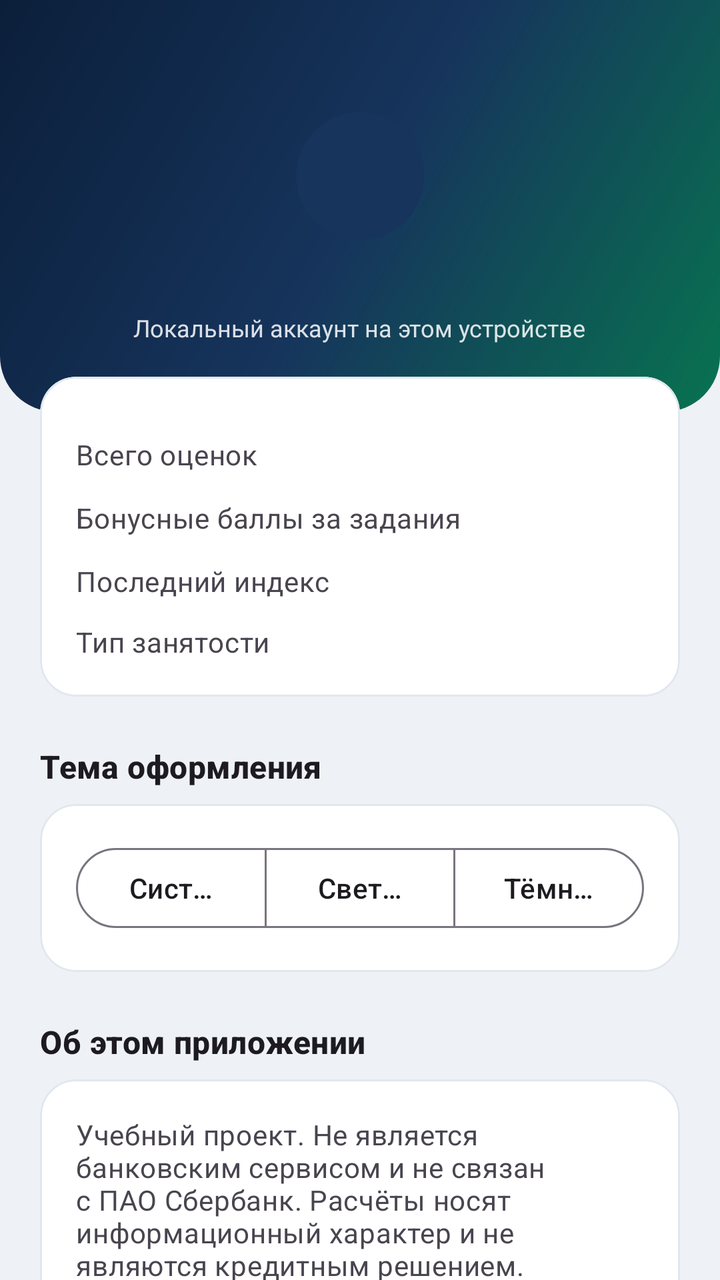
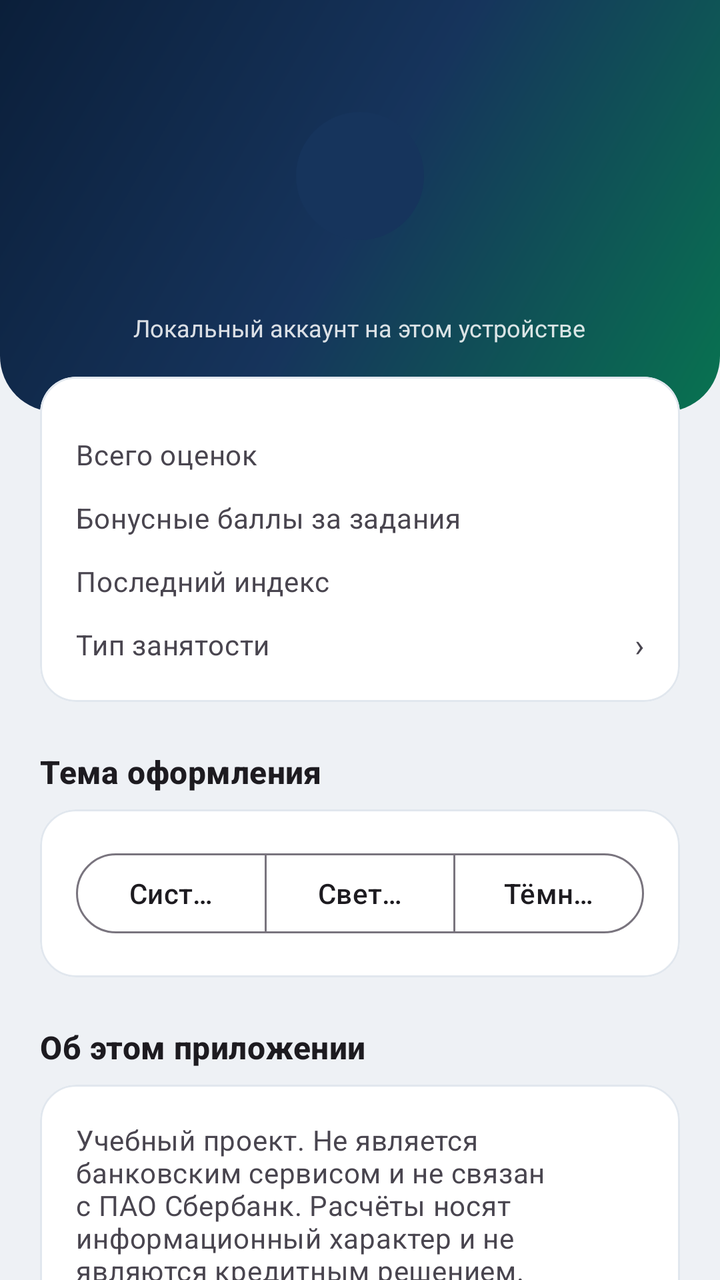

Two renders of the same Android screen: before a commit and after it. Below are the layout's source before the change and the commit's diff.
<!-- AndroidManifest.xml: application theme Theme.CreditWise -->
<!-- res/layout/fragment_profile.xml -->
<?xml version="1.0" encoding="utf-8"?>
<androidx.core.widget.NestedScrollView xmlns:android="http://schemas.android.com/apk/res/android"
    xmlns:app="http://schemas.android.com/apk/res-auto"
    android:layout_width="match_parent"
    android:layout_height="match_parent"
    android:fillViewport="true">

    <LinearLayout
        android:layout_width="match_parent"
        android:layout_height="wrap_content"
        android:orientation="vertical"
        android:paddingBottom="28dp">

        <LinearLayout
            android:layout_width="match_parent"
            android:layout_height="wrap_content"
            android:background="@drawable/bg_gradient_header"
            android:gravity="center_horizontal"
            android:orientation="vertical"
            android:paddingTop="56dp"
            android:paddingBottom="34dp">

            <TextView
                android:id="@+id/tvAvatar"
                android:layout_width="64dp"
                android:layout_height="64dp"
                android:background="@drawable/bg_score_badge"
                android:gravity="center"
                android:textColor="@color/white"
                android:textSize="22sp"
                android:textStyle="bold" />

            <TextView
                android:id="@+id/tvEmail"
                android:layout_width="wrap_content"
                android:layout_height="wrap_content"
                android:layout_marginTop="12dp"
                android:textColor="@color/white"
                android:textSize="16sp"
                android:textStyle="bold" />

            <TextView
                android:layout_width="wrap_content"
                android:layout_height="wrap_content"
                android:layout_marginTop="2dp"
                android:alpha="0.85"
                android:text="@string/profile_local_account"
                android:textColor="@color/white"
                android:textSize="12sp" />
        </LinearLayout>

        <com.google.android.material.card.MaterialCardView
            android:layout_width="match_parent"
            android:layout_height="wrap_content"
            android:layout_marginHorizontal="@dimen/screen_margin"
            android:layout_marginTop="-18dp">

            <LinearLayout
                android:layout_width="match_parent"
                android:layout_height="wrap_content"
                android:orientation="vertical">

                <LinearLayout style="@style/Widget.CreditWise.MetricRow" android:orientation="horizontal">
                    <TextView style="@style/Widget.CreditWise.MetricLabel" android:text="@string/profile_cases_count" />
                    <TextView android:id="@+id/tvCasesCount" style="@style/Widget.CreditWise.MetricValue" />
                </LinearLayout>

                <LinearLayout style="@style/Widget.CreditWise.MetricRow" android:orientation="horizontal">
                    <TextView style="@style/Widget.CreditWise.MetricLabel" android:text="@string/profile_bonus_points" />
                    <TextView android:id="@+id/tvBonusPoints" style="@style/Widget.CreditWise.MetricValue" />
                </LinearLayout>

                <LinearLayout style="@style/Widget.CreditWise.MetricRow" android:orientation="horizontal">
                    <TextView style="@style/Widget.CreditWise.MetricLabel" android:text="@string/profile_last_index" />
                    <TextView android:id="@+id/tvLastIndex" style="@style/Widget.CreditWise.MetricValue" />
                </LinearLayout>

                <LinearLayout style="@style/Widget.CreditWise.MetricRow" android:orientation="horizontal">
                    <TextView style="@style/Widget.CreditWise.MetricLabel" android:text="@string/profile_employment" />
                    <TextView
                        android:id="@+id/tvEmployment"
                        android:layout_width="wrap_content"
                        android:layout_height="wrap_content"
                        android:textAppearance="?attr/textAppearanceBodyMedium"
                        android:textStyle="bold" />
                </LinearLayout>
            </LinearLayout>
        </com.google.android.material.card.MaterialCardView>

        <TextView style="@style/Widget.CreditWise.SectionTitle" android:text="@string/profile_theme_title" />

        <com.google.android.material.card.MaterialCardView
            android:layout_width="match_parent"
            android:layout_height="wrap_content"
            android:layout_marginHorizontal="@dimen/screen_margin">

            <com.google.android.material.button.MaterialButtonToggleGroup
                android:id="@+id/themeToggle"
                android:layout_width="match_parent"
                android:layout_height="wrap_content"
                app:selectionRequired="true"
                app:singleSelection="true">

                <com.google.android.material.button.MaterialButton
                    android:id="@+id/btnThemeSystem"
                    style="@style/Widget.Material3.Button.OutlinedButton"
                    android:layout_width="0dp"
                    android:layout_height="wrap_content"
                    android:layout_weight="1"
                    android:checkable="true"
                    android:text="@string/profile_theme_system" />

                <com.google.android.material.button.MaterialButton
                    android:id="@+id/btnThemeLight"
                    style="@style/Widget.Material3.Button.OutlinedButton"
                    android:layout_width="0dp"
                    android:layout_height="wrap_content"
                    android:layout_weight="1"
                    android:checkable="true"
                    android:text="@string/profile_theme_light" />

                <com.google.android.material.button.MaterialButton
                    android:id="@+id/btnThemeDark"
                    style="@style/Widget.Material3.Button.OutlinedButton"
                    android:layout_width="0dp"
                    android:layout_height="wrap_content"
                    android:layout_weight="1"
                    android:checkable="true"
                    android:text="@string/profile_theme_dark" />
            </com.google.android.material.button.MaterialButtonToggleGroup>
        </com.google.android.material.card.MaterialCardView>

        <TextView style="@style/Widget.CreditWise.SectionTitle" android:text="@string/profile_about_title" />

        <com.google.android.material.card.MaterialCardView
            android:layout_width="match_parent"
            android:layout_height="wrap_content"
            android:layout_marginHorizontal="@dimen/screen_margin">

            <TextView
                android:layout_width="match_parent"
                android:layout_height="wrap_content"
                android:text="@string/welcome_disclaimer"
                android:textAppearance="?attr/textAppearanceBodyMedium"
                android:textColor="?android:attr/textColorSecondary" />
        </com.google.android.material.card.MaterialCardView>

        <com.google.android.material.button.MaterialButton
            android:id="@+id/btnOpenSite"
            style="@style/Widget.Material3.Button.TonalButton"
            android:layout_width="match_parent"
            android:layout_height="wrap_content"
            android:layout_marginHorizontal="@dimen/screen_margin"
            android:layout_marginTop="@dimen/gap_l"
            android:text="@string/welcome_open_site" />

        <com.google.android.material.button.MaterialButton
            android:id="@+id/btnLogout"
            style="@style/Widget.Material3.Button.TextButton"
            android:layout_width="match_parent"
            android:layout_height="wrap_content"
            android:layout_marginHorizontal="@dimen/screen_margin"
            android:layout_marginTop="@dimen/gap_s"
            android:text="@string/home_logout" />
    </LinearLayout>
</androidx.core.widget.NestedScrollView>
<!-- resources referenced by this layout -->
<resources>
  <color name="white">#FFFFFF</color>
  <dimen name="gap_l">24dp</dimen>
  <dimen name="gap_s">8dp</dimen>
  <dimen name="screen_margin">20dp</dimen>
  <!-- drawable bg_gradient_header (drawable) -->
  <?xml version="1.0" encoding="utf-8"?>
  <shape xmlns:android="http://schemas.android.com/apk/res/android" android:shape="rectangle">
      <gradient
          android:startColor="@color/brand_navy"
          android:centerColor="@color/brand_navy_2"
          android:endColor="@color/brand_emerald_deep"
          android:angle="315" />
      <corners android:bottomLeftRadius="28dp" android:bottomRightRadius="28dp" />
  </shape>
  <!-- drawable bg_score_badge (drawable) -->
  <?xml version="1.0" encoding="utf-8"?>
  <shape xmlns:android="http://schemas.android.com/apk/res/android" android:shape="oval">
      <solid android:color="@color/brand_navy_2" />
  </shape>
  <string name="home_logout">Выйти из аккаунта</string>
  <string name="profile_about_title">Об этом приложении</string>
  <string name="profile_bonus_points">Бонусные баллы за задания</string>
  <string name="profile_cases_count">Всего оценок</string>
  <string name="profile_employment">Тип занятости</string>
  <string name="profile_last_index">Последний индекс</string>
  <string name="profile_local_account">Локальный аккаунт на этом устройстве</string>
  <string name="profile_theme_dark">Тёмная</string>
  <string name="profile_theme_light">Светлая</string>
  <string name="profile_theme_system">Системная</string>
  <string name="profile_theme_title">Тема оформления</string>
  <string name="welcome_disclaimer">Учебный проект. Не является банковским сервисом и не связан с ПАО Сбербанк. Расчёты носят информационный характер и не являются кредитным решением. Все данные обрабатываются только на вашем устройстве и никуда не передаются.</string>
  <string name="welcome_open_site">Открыть сайт кредитного рейтинга</string>
  <style name="Widget.CreditWise.MetricLabel" parent="">
          <item name="android:layout_width">0dp</item>
          <item name="android:layout_height">wrap_content</item>
          <item name="android:layout_weight">1</item>
          <item name="android:textAppearance">?attr/textAppearanceBodyMedium</item>
          <item name="android:textColor">?android:attr/textColorSecondary</item>
      </style>
  <style name="Widget.CreditWise.MetricRow" parent="">
          <item name="android:layout_width">match_parent</item>
          <item name="android:layout_height">wrap_content</item>
          <item name="android:layout_marginTop">10dp</item>
          <item name="android:gravity">center_vertical</item>
          <item name="android:baselineAligned">false</item>
      </style>
  <style name="Widget.CreditWise.MetricValue" parent="">
          <item name="android:layout_width">wrap_content</item>
          <item name="android:layout_height">wrap_content</item>
          <item name="android:textAppearance">?attr/textAppearanceTitleMedium</item>
          <item name="android:fontFamily">monospace</item>
          <item name="android:textStyle">bold</item>
      </style>
  <color name="brand_navy">#0B1F3A</color>
  <color name="brand_navy_2">#16345C</color>
  <color name="brand_emerald_deep">#087350</color>
  <color name="brand_navy_dark">#081527</color>
  <color name="brand_emerald">#0E9D6C</color>
  <color name="brand_violet_tag">#5B2E96</color>
  <color name="surface_sunken_light">#EEF1F5</color>
  <style name="Widget.CreditWise.Card" parent="Widget.Material3.CardView.Elevated">
          <item name="cardCornerRadius">@dimen/card_radius</item>
          <item name="cardElevation">0dp</item>
          <item name="cardBackgroundColor">?attr/colorSurface</item>
          <item name="strokeColor">?attr/colorOutlineVariant</item>
          <item name="strokeWidth">1dp</item>
          <item name="contentPadding">18dp</item>
      </style>
  <dimen name="card_radius">18dp</dimen>
  <!-- unchanged entries left out for length: 2 -->
</resources>

<!-- the commit's change to res/layout/fragment_profile.xml (unified diff, before → after) -->
@@ -75,7 +75,13 @@
                     <TextView android:id="@+id/tvLastIndex" style="@style/Widget.CreditWise.MetricValue" />
                 </LinearLayout>
 
-                <LinearLayout style="@style/Widget.CreditWise.MetricRow" android:orientation="horizontal">
+                <LinearLayout
+                    android:id="@+id/rowEmployment"
+                    style="@style/Widget.CreditWise.MetricRow"
+                    android:orientation="horizontal"
+                    android:clickable="true"
+                    android:focusable="true"
+                    android:foreground="?attr/selectableItemBackground">
                     <TextView style="@style/Widget.CreditWise.MetricLabel" android:text="@string/profile_employment" />
                     <TextView
                         android:id="@+id/tvEmployment"
@@ -83,6 +89,13 @@
                         android:layout_height="wrap_content"
                         android:textAppearance="?attr/textAppearanceBodyMedium"
                         android:textStyle="bold" />
+                    <TextView
+                        android:layout_width="wrap_content"
+                        android:layout_height="wrap_content"
+                        android:layout_marginStart="6dp"
+                        android:text="›"
+                        android:textColor="?android:attr/textColorSecondary"
+                        android:textSize="16sp" />
                 </LinearLayout>
             </LinearLayout>
         </com.google.android.material.card.MaterialCardView>
